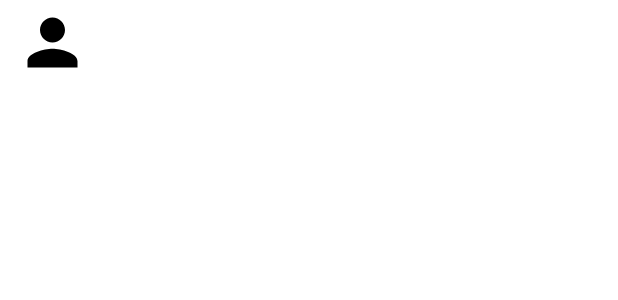
After one commit to Alex0Blackwell/card-link, an Android app: the layout item_listview_contact.xml on its own in the app's theme, with its tools: preview values and no code run, on a phone screen of 412 x 824 dp. The commit adds this screen. Shown: the top 300 px of the screen. Run offline under Robolectric (Android 15) with nearby library versions, the phone set to English and light mode, and no system bars.

Commit message:
Add my contacts listview

```diff
--- a/app/src/main/res/layout/fragment_network.xml
+++ b/app/src/main/res/layout/fragment_network.xml
@@ -5,6 +5,9 @@
     android:layout_height="match_parent"
     tools:context=".fragments.NetworkFragment">
 
-
+    <ListView
+        android:id="@+id/list_of_contacts"
+        android:layout_width="match_parent"
+        android:layout_height="wrap_content"/>
 
 </FrameLayout>
--- /dev/null
+++ b/app/src/main/res/layout/item_listview_contact.xml
@@ -0,0 +1,37 @@
+<?xml version="1.0" encoding="utf-8"?>
+<LinearLayout xmlns:android="http://schemas.android.com/apk/res/android"
+    android:layout_width="match_parent"
+    android:layout_height="wrap_content"
+    android:orientation="horizontal">
+
+    <ImageView
+        android:id="@+id/my_contacts_list_photo"
+        android:layout_width="50dp"
+        android:layout_height="50dp"
+        android:layout_marginTop="3dp"
+        android:layout_marginHorizontal="10dp"
+        android:src="@drawable/ic_baseline_person_24"
+        android:contentDescription="@string/profile_image_description" />
+
+    <LinearLayout
+        android:layout_width="match_parent"
+        android:layout_height="wrap_content"
+        android:orientation="vertical">
+
+        <TextView
+            android:id="@+id/my_contacts_list_name"
+            android:layout_marginTop="10dp"
+            android:layout_width="wrap_content"
+            android:layout_height="wrap_content"
+            android:textColor="@color/black"
+            android:textSize="16sp"/>
+
+        <TextView
+            android:id="@+id/my_contacts_list_occupation"
+            android:layout_marginBottom="10dp"
+            android:layout_width="wrap_content"
+            android:layout_height="wrap_content"
+            android:textSize="12sp"/>
+    </LinearLayout>
+
+</LinearLayout>
--- a/app/src/main/res/values/strings.xml
+++ b/app/src/main/res/values/strings.xml
@@ -1,4 +1,5 @@
 <resources>
     <string name="app_name">cardLink</string>
+    <string name="profile_image_description">Profile Image</string>
 
 </resources>
```
Also changed, not shown: app/src/main/java/com/example/cardlink/adapter/ContactAdapter.kt (added, +78 -0 lines), app/src/main/java/com/example/cardlink/fragments/NetworkFragment.kt (+18 -4 lines).
